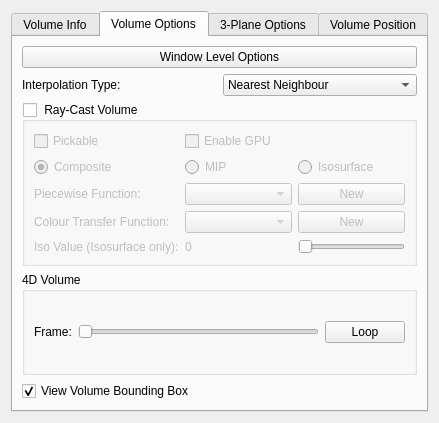
First picture: the form in rtUI/volume3DOptions.ui, repository pengwg/vurtigo, before the edit.
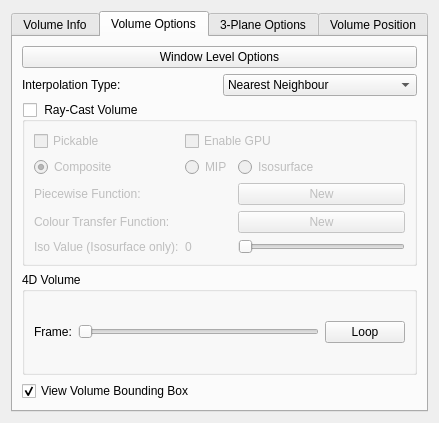
Second picture: the form after the edit.

Commit message:
Changed piecewise and color transfer functions in 3D volume to ObjectSelectionComboBox
Analysis:

Vurtigo would crash if piecewise/color functions were deleted which stayed in
the 3D volume's combo boxes and were selected.

Resolution:

Changed the combo boxes to ObjectSelectionComboBox so as to gain the functionality
of watching for creations/deletions and renaming correctly

BugID: 815
Reviewed by:

What changed in the file:
```diff
--- a/rtUI/volume3DOptions.ui
+++ b/rtUI/volume3DOptions.ui
@@ -145,16 +145,6 @@
             </property>
            </widget>
           </item>
-          <item row="5" column="1">
-           <widget class="QComboBox" name="comboPieceFunc">
-            <property name="sizePolicy">
-             <sizepolicy hsizetype="MinimumExpanding" vsizetype="Fixed">
-              <horstretch>0</horstretch>
-              <verstretch>0</verstretch>
-             </sizepolicy>
-            </property>
-           </widget>
-          </item>
           <item row="5" column="2">
            <widget class="QPushButton" name="newPWF">
             <property name="sizePolicy">
@@ -168,16 +158,6 @@
             </property>
            </widget>
           </item>
-          <item row="6" column="1">
-           <widget class="QComboBox" name="comboCTFunc">
-            <property name="sizePolicy">
-             <sizepolicy hsizetype="MinimumExpanding" vsizetype="Fixed">
-              <horstretch>0</horstretch>
-              <verstretch>0</verstretch>
-             </sizepolicy>
-            </property>
-           </widget>
-          </item>
           <item row="6" column="2">
            <widget class="QPushButton" name="newCTF">
             <property name="sizePolicy">
```
The commit also changes 2 other files.
